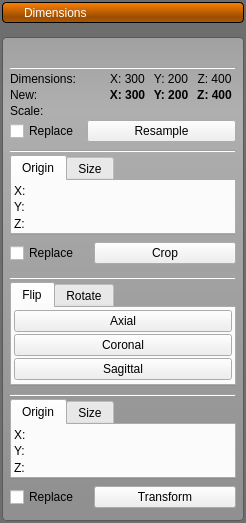
Qt form Interface/AppInterface/LayerGroupWidget.ui (jessdtate/Seg3D) before a commit.
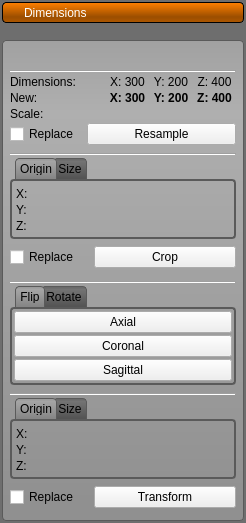
The same form after that commit. Icons and pictures are not drawn.

```diff
--- a/Interface/AppInterface/LayerGroupWidget.ui
+++ b/Interface/AppInterface/LayerGroupWidget.ui
@@ -17,7 +17,44 @@
    </sizepolicy>
   </property>
   <property name="styleSheet">
-   <string notr="true">
+   <string notr="true">QTabWidget::pane{
+	background-color: qlineargradient(spread:pad, x1:0, y1:0, x2:1, y2:1, stop:0.512563 rgba(255, 255, 255, 0));
+	border: 2px solid rgb(90,90,90);
+	border-radius: 4px;
+}
+
+QTabWidget::tab-bar {
+         left: 5px; /* move to the right by 5px */
+     }
+
+
+QTabBar::tab{
+background-color:qlineargradient(spread:pad, x1:0.5, y1:0, x2:0.5, y2:0.960227, stop:0 rgba(101, 101, 101, 255), stop:0.155779 rgba(115, 115, 115, 255), stop:1 rgba(84, 84, 84, 255));
+border-top-left-radius: 4px;
+border-top-right-radius: 4px;
+min-width:12ex;
+height: 12px;
+padding: 4px;
+border-top: 1px solid rgb(90,90,90);
+border-left: 1px solid rgb(90,90,90);
+border-right: 1px solid rgb(90,90,90);
+
+}
+
+QTabBar::tab:selected{
+background-color:qlineargradient(spread:pad, x1:0.5, y1:0, x2:0.5, y2:0.960227, stop:0 rgba(151, 151, 151, 255), stop:0.155779 rgba(165, 165, 165, 255), stop:1 rgba(134, 134, 134, 255));
+margin-left: -4px;
+margin-right: -4px;
+}
+
+QTabBar::tab:first:selected {
+	margin-left: 0; /* the first selected tab has nothing to overlap with on the left */
+}
+QTabBar::tab:last:selected {
+  margin-right: 0; /* the last selected tab has nothing to overlap with on the right */
+}
+
+
 QToolButton#group_crop_button_{
 	background-color: qlineargradient(spread:pad, x1:0, y1:0, x2:1, y2:1, stop:0.512563 rgba(255, 255, 255, 0));
 	border: 1px solid qlineargradient(spread:pad, x1:0, y1:0, x2:1, y2:1, stop:0.512563 rgba(255, 255, 255, 0));
@@ -760,7 +797,7 @@
             <number>0</number>
            </property>
            <property name="elideMode">
-            <enum>Qt::ElideRight</enum>
+            <enum>Qt::ElideNone</enum>
            </property>
            <widget class="QWidget" name="tab">
             <attribute name="title">
@@ -770,8 +807,17 @@
              <property name="spacing">
               <number>2</number>
              </property>
-             <property name="margin">
-              <number>2</number>
+             <property name="leftMargin">
+              <number>4</number>
+             </property>
+             <property name="topMargin">
+              <number>6</number>
+             </property>
+             <property name="rightMargin">
+              <number>4</number>
+             </property>
+             <property name="bottomMargin">
+              <number>4</number>
              </property>
              <item>
               <widget class="QWidget" name="widget" native="true">
@@ -1109,7 +1155,7 @@
             <number>0</number>
            </property>
            <property name="elideMode">
-            <enum>Qt::ElideRight</enum>
+            <enum>Qt::ElideNone</enum>
            </property>
            <widget class="QWidget" name="tab_5">
             <attribute name="title">
@@ -1119,8 +1165,17 @@
              <property name="spacing">
               <number>2</number>
              </property>
-             <property name="margin">
-              <number>2</number>
+             <property name="leftMargin">
+              <number>4</number>
+             </property>
+             <property name="topMargin">
+              <number>6</number>
+             </property>
+             <property name="rightMargin">
+              <number>4</number>
+             </property>
+             <property name="bottomMargin">
+              <number>4</number>
              </property>
              <item>
               <widget class="QWidget" name="widget_8" native="true">
```
Left out of the diff: 27 changed lines with no effect on the pictures.
